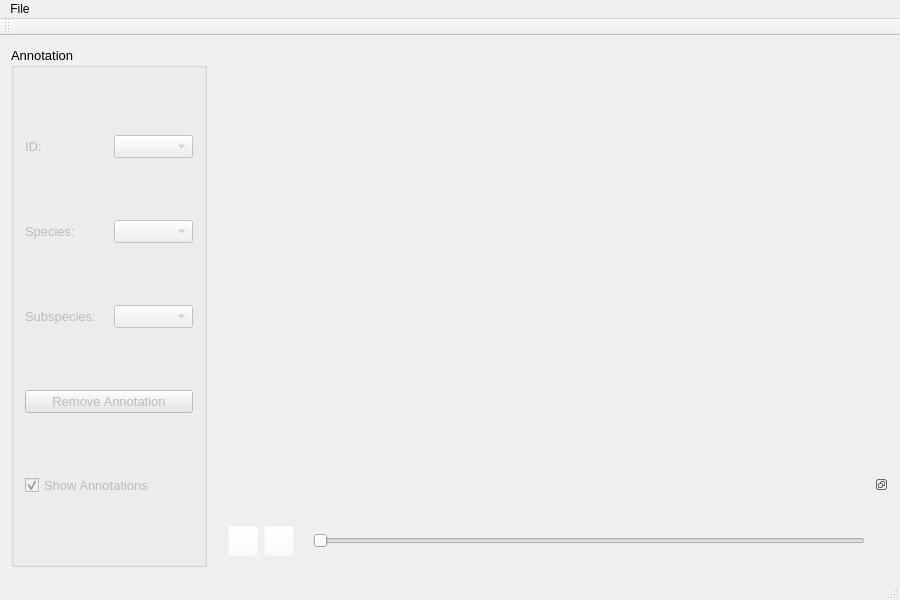
Qt form src/image_annotator/mainwindow.ui (cvisionai/Tator-Native) before a commit.
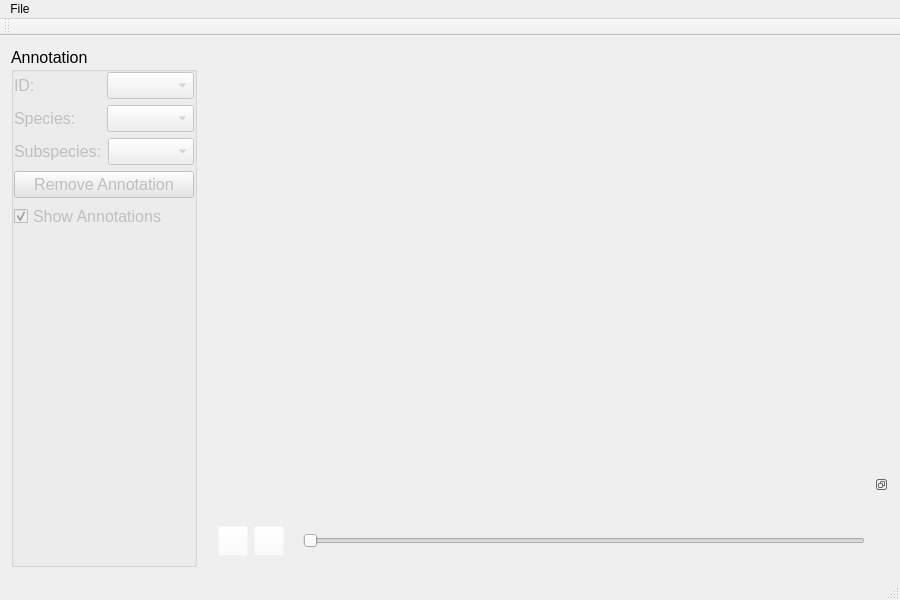
The same form after that commit.

Patch:
```diff
--- a/src/image_annotator/mainwindow.ui
+++ b/src/image_annotator/mainwindow.ui
@@ -36,11 +36,14 @@
         </property>
         <item>
          <layout class="QVBoxLayout" name="verticalLayout_3">
+          <property name="spacing">
+           <number>3</number>
+          </property>
           <item>
            <widget class="QGroupBox" name="groupBox">
             <property name="font">
              <font>
-              <pointsize>10</pointsize>
+              <pointsize>12</pointsize>
               <weight>50</weight>
               <bold>false</bold>
              </font>
@@ -48,29 +51,134 @@
             <property name="title">
              <string>Annotation</string>
             </property>
-            <layout class="QGridLayout" name="gridLayout">
-             <item row="0" column="4">
+            <layout class="QVBoxLayout" name="verticalLayout">
+             <property name="leftMargin">
+              <number>0</number>
+             </property>
+             <property name="topMargin">
+              <number>0</number>
+             </property>
+             <property name="rightMargin">
+              <number>0</number>
+             </property>
+             <property name="bottomMargin">
+              <number>0</number>
+             </property>
+             <item>
+              <layout class="QHBoxLayout" name="horizontalLayout">
+               <item>
+                <widget class="QLabel" name="idLabel">
+                 <property name="enabled">
+                  <bool>false</bool>
+                 </property>
+                 <property name="font">
+                  <font>
+                   <pointsize>12</pointsize>
+                   <weight>50</weight>
+                   <bold>false</bold>
+                  </font>
+                 </property>
+                 <property name="text">
+                  <string>ID:</string>
+                 </property>
+                </widget>
+               </item>
+               <item>
               <widget class="QComboBox" name="idSelection">
                <property name="enabled">
                 <bool>false</bool>
                </property>
                <property name="font">
                 <font>
-                 <pointsize>10</pointsize>
+                   <pointsize>12</pointsize>
                  <weight>50</weight>
                  <bold>false</bold>
                 </font>
                </property>
               </widget>
              </item>
-             <item row="5" column="1" colspan="4">
+              </layout>
+             </item>
+             <item>
+              <layout class="QHBoxLayout" name="horizontalLayout_2">
+               <item>
+                <widget class="QLabel" name="speciesLabel">
+                 <property name="enabled">
+                  <bool>false</bool>
+                 </property>
+                 <property name="font">
+                  <font>
+                   <pointsize>12</pointsize>
+                   <weight>50</weight>
+                   <bold>false</bold>
+                  </font>
+                 </property>
+                 <property name="text">
+                  <string>Species:</string>
+                 </property>
+                </widget>
+               </item>
+               <item>
+                <widget class="QComboBox" name="typeMenu">
+                 <property name="enabled">
+                  <bool>false</bool>
+                 </property>
+                 <property name="font">
+                  <font>
+                   <pointsize>12</pointsize>
+                   <weight>50</weight>
+                   <bold>false</bold>
+                  </font>
+                 </property>
+                </widget>
+               </item>
+              </layout>
+             </item>
+             <item>
+              <layout class="QHBoxLayout" name="horizontalLayout_3">
+               <item>
+                <widget class="QLabel" name="subspeciesLabel">
+                 <property name="enabled">
+                  <bool>false</bool>
+                 </property>
+                 <property name="font">
+                  <font>
+                   <pointsize>12</pointsize>
+                   <weight>50</weight>
+                   <bold>false</bold>
+                  </font>
+                 </property>
+                 <property name="text">
+                  <string>Subspecies:</string>
+                 </property>
+                </widget>
+               </item>
+               <item>
+                <widget class="QComboBox" name="subTypeMenu">
+                 <property name="enabled">
+                  <bool>false</bool>
+                 </property>
+                 <property name="font">
+                  <font>
+                   <pointsize>12</pointsize>
+                   <weight>50</weight>
+                   <bold>false</bold>
+                  </font>
+                 </property>
+                </widget>
+               </item>
+              </layout>
+             </item>
+             <item>
+              <layout class="QHBoxLayout" name="horizontalLayout_4">
+               <item>
               <widget class="QPushButton" name="removeAnnotation">
                <property name="enabled">
                 <bool>false</bool>
                </property>
                <property name="font">
                 <font>
-                 <pointsize>10</pointsize>
+                   <pointsize>12</pointsize>
                  <weight>50</weight>
                  <bold>false</bold>
                 </font>
@@ -83,14 +191,18 @@
                </property>
               </widget>
              </item>
-             <item row="6" column="1" colspan="4">
+              </layout>
+             </item>
+             <item>
+              <layout class="QHBoxLayout" name="horizontalLayout_5">
+               <item>
               <widget class="QCheckBox" name="showAnnotations">
                <property name="enabled">
                 <bool>false</bool>
                </property>
                <property name="font">
                 <font>
-                 <pointsize>10</pointsize>
+                   <pointsize>12</pointsize>
                  <weight>50</weight>
                  <bold>false</bold>
                 </font>
@@ -103,84 +215,20 @@
                </property>
               </widget>
              </item>
-             <item row="0" column="1">
-              <widget class="QLabel" name="idLabel">
-               <property name="enabled">
-                <bool>false</bool>
-               </property>
-               <property name="font">
-                <font>
-                 <pointsize>10</pointsize>
-                 <weight>50</weight>
-                 <bold>false</bold>
-                </font>
-               </property>
-               <property name="text">
-                <string>ID:</string>
-               </property>
-              </widget>
+              </layout>
              </item>
-             <item row="1" column="1">
-              <widget class="QLabel" name="speciesLabel">
-               <property name="enabled">
-                <bool>false</bool>
+             <item>
+              <spacer name="verticalSpacer">
+               <property name="orientation">
+                <enum>Qt::Vertical</enum>
                </property>
-               <property name="font">
-                <font>
-                 <pointsize>10</pointsize>
-                 <weight>50</weight>
-                 <bold>false</bold>
-                </font>
+               <property name="sizeHint" stdset="0">
+                <size>
+                 <width>20</width>
+                 <height>40</height>
+                </size>
                </property>
-               <property name="text">
-                <string>Species:</string>
-               </property>
-              </widget>
-             </item>
-             <item row="2" column="1">
-              <widget class="QLabel" name="subspeciesLabel">
-               <property name="enabled">
-                <bool>false</bool>
-               </property>
-               <property name="font">
-                <font>
-                 <pointsize>10</pointsize>
-                 <weight>50</weight>
-                 <bold>false</bold>
-                </font>
-               </property>
-               <property name="text">
-                <string>Subspecies:</string>
-               </property>
-              </widget>
-             </item>
-             <item row="2" column="4">
-              <widget class="QComboBox" name="subTypeMenu">
-               <property name="enabled">
-                <bool>false</bool>
-               </property>
-               <property name="font">
-                <font>
-                 <pointsize>10</pointsize>
-                 <weight>50</weight>
-                 <bold>false</bold>
-                </font>
-               </property>
-              </widget>
-             </item>
-             <item row="1" column="4">
-              <widget class="QComboBox" name="typeMenu">
-               <property name="enabled">
-                <bool>false</bool>
-               </property>
-               <property name="font">
-                <font>
-                 <pointsize>10</pointsize>
-                 <weight>50</weight>
-                 <bold>false</bold>
-                </font>
-               </property>
-              </widget>
+              </spacer>
              </item>
             </layout>
            </widget>
```
Left out of the diff: 2 changed lines with no effect on the pictures. Lines whose indentation alone changed are shown as unchanged.
